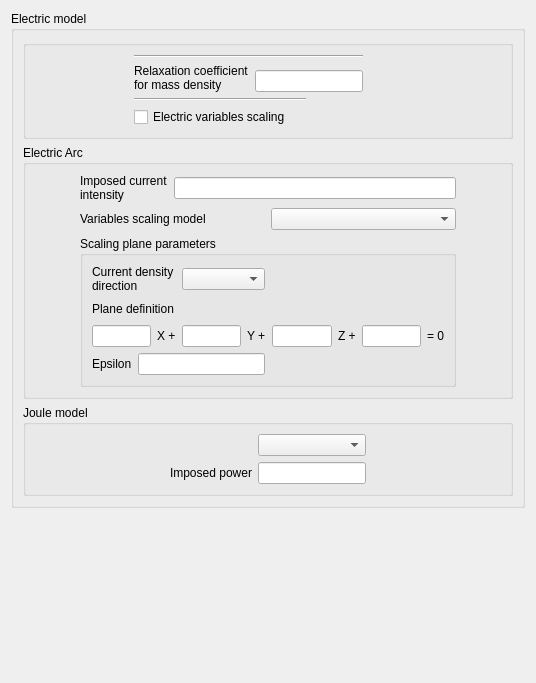
Above: gui/Pages/ElectricalForm.ui from code-saturne/code_saturne before the change. Below: the same form after it.
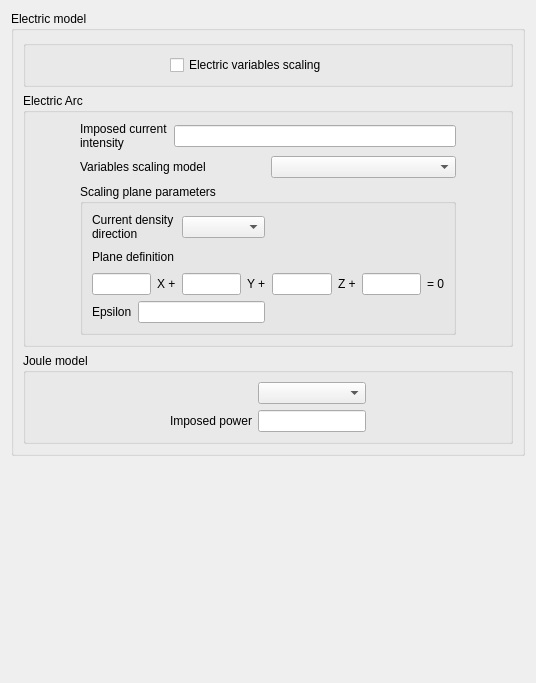
That is the form after the change.

Commit message: Remove density relaxation from GUI elec. parameters (reader takes value from global param.).

```diff
--- a/gui/Pages/ElectricalForm.ui
+++ b/gui/Pages/ElectricalForm.ui
@@ -44,52 +44,10 @@
          </item>
          <item row="0" column="1">
           <layout class="QGridLayout" name="gridLayout">
-           <item row="0" column="0" colspan="3">
-            <widget class="Line" name="line_3">
-             <property name="orientation">
-              <enum>Qt::Horizontal</enum>
-             </property>
-            </widget>
-           </item>
-           <item row="1" column="0" rowspan="2">
-            <widget class="QLabel" name="label">
-             <property name="toolTip">
-              <string>&lt;html&gt;&lt;head/&gt;&lt;body&gt;&lt;p&gt;&lt;span style=&quot; font-size:9pt;&quot;&gt;Define the sub-relaxation coefficient SRROM for the density:&lt;br/&gt;&lt;/span&gt;&lt;span style=&quot; font-size:9pt; font-weight:600;&quot;&gt;rho&lt;/span&gt;&lt;span style=&quot; font-size:9pt; font-weight:600; vertical-align:super;&quot;&gt;n+1&lt;/span&gt;&lt;span style=&quot; font-size:9pt; font-weight:600;&quot;&gt; = SRROM * rho&lt;/span&gt;&lt;span style=&quot; font-size:9pt; font-weight:600; vertical-align:super;&quot;&gt;n&lt;/span&gt;&lt;span style=&quot; font-size:9pt; font-weight:600;&quot;&gt; + (1-SRROM) * rho&lt;/span&gt;&lt;span style=&quot; font-size:9pt; font-weight:600; vertical-align:super;&quot;&gt;n+1&lt;/span&gt;&lt;/p&gt;&lt;p&gt;&lt;span style=&quot; font-size:9pt;&quot;&gt;(Code_Saturne key word: &lt;/span&gt;&lt;span style=&quot; font-size:9pt; font-weight:600;&quot;&gt;SRROM&lt;/span&gt;&lt;span style=&quot; font-size:9pt;&quot;&gt;)&lt;/span&gt;&lt;/p&gt;&lt;/body&gt;&lt;/html&gt;</string>
-             </property>
-             <property name="text">
-              <string>Relaxation coefficient
-for mass density</string>
-             </property>
-            </widget>
-           </item>
-           <item row="2" column="1" colspan="2">
-            <widget class="QLineEdit" name="lineEditSRROM">
-             <property name="toolTip">
-              <string>&lt;html&gt;&lt;head/&gt;&lt;body&gt;&lt;p&gt;&lt;span style=&quot; font-size:9pt;&quot;&gt;Define the sub-relaxation coefficient SRROM for the density:&lt;br/&gt;&lt;/span&gt;&lt;span style=&quot; font-size:9pt; font-weight:600;&quot;&gt;rho&lt;/span&gt;&lt;span style=&quot; font-size:9pt; font-weight:600; vertical-align:super;&quot;&gt;n+1&lt;/span&gt;&lt;span style=&quot; font-size:9pt; font-weight:600;&quot;&gt; = SRROM * rho&lt;/span&gt;&lt;span style=&quot; font-size:9pt; font-weight:600; vertical-align:super;&quot;&gt;n&lt;/span&gt;&lt;span style=&quot; font-size:9pt; font-weight:600;&quot;&gt; + (1-SRROM) * rho&lt;/span&gt;&lt;span style=&quot; font-size:9pt; font-weight:600; vertical-align:super;&quot;&gt;n+1&lt;/span&gt;&lt;/p&gt;&lt;p&gt;&lt;span style=&quot; font-size:9pt;&quot;&gt;(Code_Saturne key word: &lt;/span&gt;&lt;span style=&quot; font-size:9pt; font-weight:600;&quot;&gt;SRROM&lt;/span&gt;&lt;span style=&quot; font-size:9pt;&quot;&gt;)&lt;/span&gt;&lt;/p&gt;&lt;/body&gt;&lt;/html&gt;</string>
-             </property>
-            </widget>
-           </item>
-           <item row="2" column="3">
-            <spacer name="horizontalSpacer_5">
-             <property name="orientation">
-              <enum>Qt::Horizontal</enum>
-             </property>
-             <property name="sizeHint" stdset="0">
-              <size>
-               <width>40</width>
-               <height>20</height>
-              </size>
-             </property>
-            </spacer>
-           </item>
-           <item row="3" column="0" colspan="2">
-            <widget class="Line" name="line_4">
-             <property name="orientation">
-              <enum>Qt::Horizontal</enum>
-             </property>
-            </widget>
-           </item>
-           <item row="4" column="0" colspan="2">
+           <property name="spacing">
+            <number>6</number>
+           </property>
+           <item row="1" column="0" colspan="2">
             <widget class="QCheckBox" name="checkBoxScaling">
              <property name="toolTip">
               <string>&lt;html&gt;&lt;head/&gt;&lt;body&gt;&lt;p&gt;&lt;span style=&quot; font-size:9pt;&quot;&gt;Specify whether an electric variables scaling should be done. In that case, the boundary conditions for the potential will be tuned at each time step in order to reach a user-specified target dissipated power (Joule effect) or a user-specified target current intensity (electric arcs).&lt;/span&gt;&lt;/p&gt;&lt;p&gt;&lt;span style=&quot; font-size:9pt;&quot;&gt;(Code_Saturne key word: &lt;/span&gt;&lt;span style=&quot; font-size:9pt; font-weight:600;&quot;&gt;IELCOR&lt;/span&gt;&lt;span style=&quot; font-size:9pt;&quot;&gt;)&lt;/span&gt;&lt;/p&gt;&lt;/body&gt;&lt;/html&gt;</string>
@@ -99,7 +57,7 @@
              </property>
             </widget>
            </item>
-           <item row="4" column="3">
+           <item row="1" column="2">
             <spacer name="horizontalSpacer_6">
              <property name="orientation">
               <enum>Qt::Horizontal</enum>
@@ -147,7 +105,7 @@
               <string>&lt;html&gt;&lt;head/&gt;&lt;body&gt;&lt;p&gt;&lt;span style=&quot; font-size:9pt;&quot;&gt;Define the imposed current intensity. This is the target current intensity (A) for the calculations with boundary condition tuning for the potential. The target intensity will be reached if the boundary conditions are expressed using the variable &lt;/span&gt;&lt;span style=&quot; font-size:9pt; font-weight:600;&quot;&gt;dpot&lt;/span&gt;&lt;span style=&quot; font-size:9pt;&quot;&gt; or if the initial boundary conditions are multiplied by the variable &lt;/span&gt;&lt;span style=&quot; font-size:9pt; font-weight:600;&quot;&gt;coejou&lt;/span&gt;&lt;span style=&quot; font-size:9pt;&quot;&gt;.&lt;/span&gt;&lt;/p&gt;&lt;p&gt;&lt;span style=&quot; font-size:9pt;&quot;&gt;(Code_Saturne key word: &lt;/span&gt;&lt;span style=&quot; font-size:9pt; font-weight:600;&quot;&gt;COUIMP&lt;/span&gt;&lt;span style=&quot; font-size:9pt;&quot;&gt;)&lt;/span&gt;&lt;/p&gt;&lt;/body&gt;&lt;/html&gt;</string>
              </property>
              <property name="text">
-              <string>Imposed current 
+              <string>Imposed current
 intensity</string>
              </property>
             </widget>
```
The commit also changes 2 other files.
